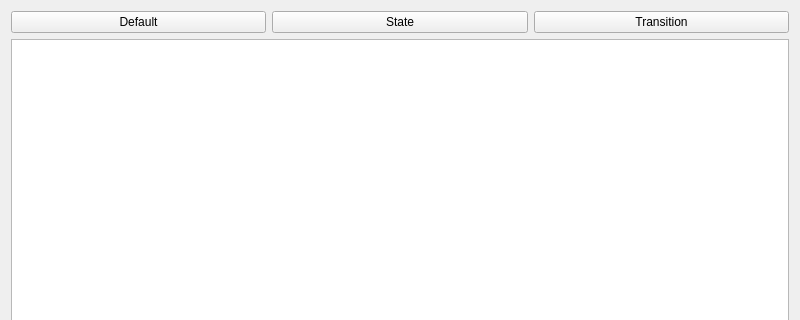
Old version of the form graph.ui in the repository trznjak/rs15-15; both pictures show x 0 to 800 and y 0 to 320 of the 800 by 600 pixel window.
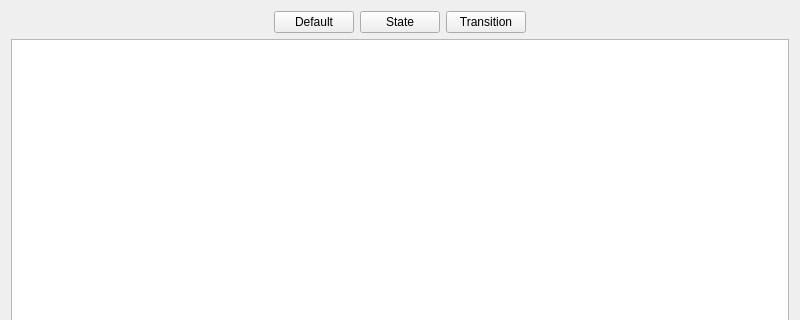
New version of the form.

Patch:
```diff
--- a/graph.ui
+++ b/graph.ui
@@ -10,16 +10,39 @@
     <height>600</height>
    </rect>
   </property>
+  <property name="sizePolicy">
+   <sizepolicy hsizetype="MinimumExpanding" vsizetype="MinimumExpanding">
+    <horstretch>0</horstretch>
+    <verstretch>0</verstretch>
+   </sizepolicy>
+  </property>
   <property name="windowTitle">
    <string>Graph</string>
   </property>
-  <layout class="QVBoxLayout" name="verticalLayout_2">
-   <item>
     <layout class="QVBoxLayout" name="verticalLayout">
      <item>
       <layout class="QHBoxLayout" name="horizontalLayout">
+     <item>
+      <spacer name="horizontalSpacer_2">
+       <property name="orientation">
+        <enum>Qt::Horizontal</enum>
+       </property>
+       <property name="sizeHint" stdset="0">
+        <size>
+         <width>256</width>
+         <height>20</height>
+        </size>
+       </property>
+      </spacer>
+     </item>
        <item>
         <widget class="QPushButton" name="defaultButton">
+       <property name="sizePolicy">
+        <sizepolicy hsizetype="Minimum" vsizetype="Minimum">
+         <horstretch>0</horstretch>
+         <verstretch>0</verstretch>
+        </sizepolicy>
+       </property>
          <property name="text">
           <string>Default</string>
          </property>
@@ -30,6 +53,12 @@
        </item>
        <item>
         <widget class="QPushButton" name="state">
+       <property name="sizePolicy">
+        <sizepolicy hsizetype="Minimum" vsizetype="Minimum">
+         <horstretch>0</horstretch>
+         <verstretch>0</verstretch>
+        </sizepolicy>
+       </property>
          <property name="text">
           <string>State</string>
          </property>
@@ -40,6 +69,12 @@
        </item>
        <item>
         <widget class="QPushButton" name="link">
+       <property name="sizePolicy">
+        <sizepolicy hsizetype="Minimum" vsizetype="Minimum">
+         <horstretch>0</horstretch>
+         <verstretch>0</verstretch>
+        </sizepolicy>
+       </property>
          <property name="text">
           <string>Transition</string>
          </property>
@@ -48,13 +83,31 @@
          </property>
         </widget>
        </item>
-      </layout>
-     </item>
      <item>
-      <widget class="QGraphicsView" name="graphicsView"/>
+      <spacer name="horizontalSpacer">
+       <property name="orientation">
+        <enum>Qt::Horizontal</enum>
+       </property>
+       <property name="sizeHint" stdset="0">
+        <size>
+         <width>256</width>
+         <height>20</height>
+        </size>
+       </property>
+      </spacer>
      </item>
     </layout>
    </item>
+   <item>
+    <widget class="QGraphicsView" name="graphicsView">
+     <property name="sizePolicy">
+      <sizepolicy hsizetype="Expanding" vsizetype="Expanding">
+       <horstretch>0</horstretch>
+       <verstretch>0</verstretch>
+      </sizepolicy>
+     </property>
+    </widget>
+   </item>
   </layout>
  </widget>
  <layoutdefault spacing="6" margin="11"/>
```
Lines whose indentation alone changed are shown as unchanged.
